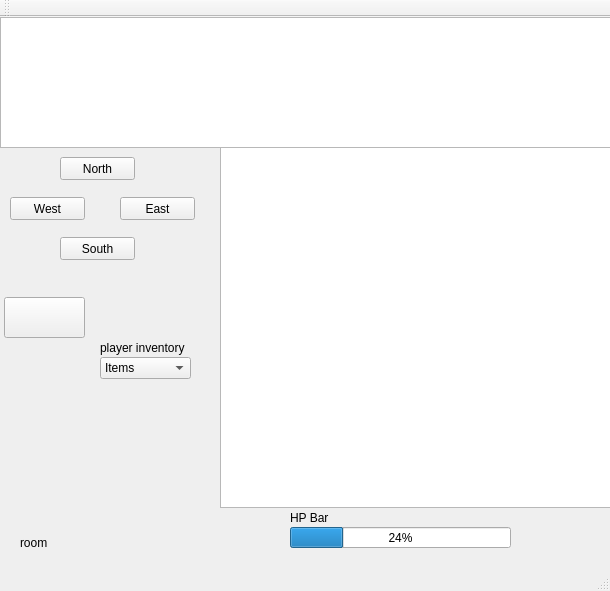
Above: mainwindow.ui from vdrumsta/Zork-GUI before the change. Below: the same form after it.
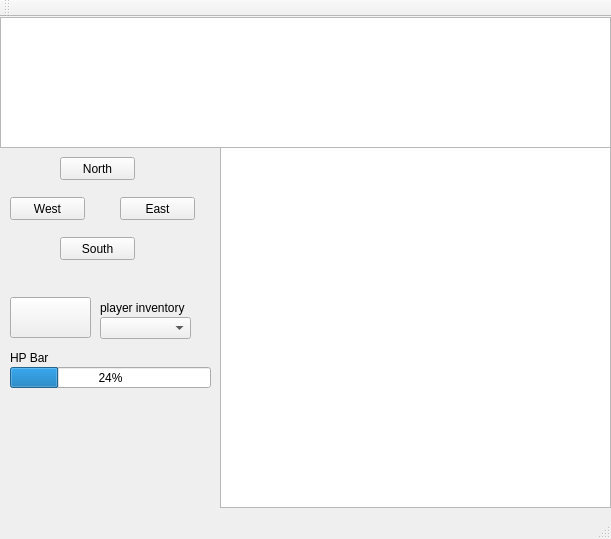
That is the form after the change.

```diff
--- a/mainwindow.ui
+++ b/mainwindow.ui
@@ -6,8 +6,8 @@
    <rect>
     <x>0</x>
     <y>0</y>
-    <width>610</width>
-    <height>591</height>
+    <width>611</width>
+    <height>539</height>
    </rect>
   </property>
   <property name="windowTitle">
@@ -66,19 +66,6 @@
      <string>South</string>
     </property>
    </widget>
-   <widget class="QLabel" name="roomDescription">
-    <property name="geometry">
-     <rect>
-      <x>20</x>
-      <y>500</y>
-      <width>191</width>
-      <height>51</height>
-     </rect>
-    </property>
-    <property name="text">
-     <string>room</string>
-    </property>
-   </widget>
    <widget class="QGraphicsView" name="roomGraphicsView">
     <property name="geometry">
      <rect>
@@ -102,7 +89,7 @@
    <widget class="QPushButton" name="take">
     <property name="geometry">
      <rect>
-      <x>4</x>
+      <x>10</x>
       <y>280</y>
       <width>81</width>
       <height>41</height>
@@ -116,7 +103,7 @@
     <property name="geometry">
      <rect>
       <x>100</x>
-      <y>280</y>
+      <y>240</y>
       <width>101</width>
       <height>101</height>
      </rect>
@@ -128,8 +115,8 @@
    <widget class="QLabel" name="HPBar">
     <property name="geometry">
      <rect>
-      <x>290</x>
-      <y>490</y>
+      <x>10</x>
+      <y>330</y>
       <width>61</width>
       <height>21</height>
      </rect>
@@ -142,23 +129,18 @@
     <property name="geometry">
      <rect>
       <x>100</x>
-      <y>340</y>
+      <y>300</y>
       <width>91</width>
       <height>22</height>
      </rect>
     </property>
-    <item>
-     <property name="text">
-      <string>Items</string>
-     </property>
-    </item>
    </widget>
    <widget class="QProgressBar" name="healthBar">
     <property name="geometry">
      <rect>
-      <x>290</x>
-      <y>510</y>
-      <width>221</width>
+      <x>10</x>
+      <y>350</y>
+      <width>201</width>
       <height>21</height>
      </rect>
     </property>
```
Left out of the diff: 2 changed lines with no effect on the pictures.
